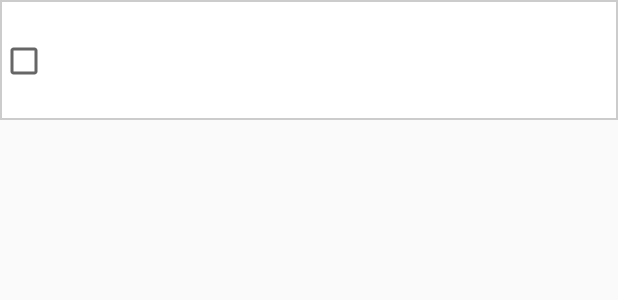
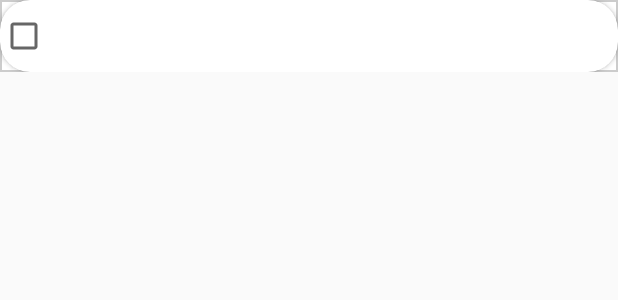
Before and after one commit to edko0831/android, an Android app: the layout list_item.xml on its own in the app's theme, with its tools: preview values and no code run, on a phone screen of 412 x 824 dp. Shown: the top 300 px of the screen. Run offline under Robolectric (Android 15) with nearby library versions, the phone set to English and light mode, and no system bars.

Commit message:
commit - 11

```diff
--- a/app/src/main/res/layout/list_item.xml
+++ b/app/src/main/res/layout/list_item.xml
@@ -1,9 +1,22 @@
 <?xml version="1.0" encoding="utf-8"?>
 <LinearLayout xmlns:android="http://schemas.android.com/apk/res/android"
+    xmlns:app="http://schemas.android.com/apk/res-auto"
+    xmlns:card_view="http://schemas.android.com/tools"
     android:id="@+id/linearLayout"
     android:layout_width="match_parent"
-    android:layout_height="?android:attr/listPreferredItemHeightLarge"
+    android:layout_height="wrap_content"
     android:background="@drawable/border">
+
+    <androidx.cardview.widget.CardView
+        android:layout_width="match_parent"
+        android:layout_height="wrap_content"
+        app:cardCornerRadius="20dp">
+
+
+        <LinearLayout
+            android:layout_width="match_parent"
+            android:layout_height="wrap_content"
+            android:orientation="horizontal">
 
             <CheckBox
                 android:id="@+id/checkBox"
@@ -26,16 +39,20 @@
                 android:layout_height="match_parent"
                 android:layout_centerVertical="true"
                 android:layout_marginEnd="@dimen/activity_horizontal_margin"
-        android:contentDescription="Icon"
-        android:layout_toEndOf="@id/checkBox"/>
+                android:layout_toEndOf="@id/checkBox"
+                android:contentDescription="Icon" />
 
             <TextView
                 android:id="@+id/textView"
                 android:layout_width="match_parent"
                 android:layout_height="match_parent"
+                android:layout_marginEnd="@dimen/activity_horizontal_margin"
                 android:layout_toEndOf="@id/imageView"
                 android:gravity="center_vertical"
-        android:layout_marginEnd="@dimen/activity_horizontal_margin"
-        android:textSize="16sp"/>
+                android:textSize="16sp" />
 
         </LinearLayout>
+
+    </androidx.cardview.widget.CardView>
+
+</LinearLayout>
```
Also changed, not shown: app/build.gradle (+7 -3 lines), app/src/main/res/layout/toolbar.xml (added, +8 -0 lines), app/src/main/res/values/colors.xml (+9 -1 lines), app/src/main/res/values/dimens.xml (+16 -0 lines), app/src/main/res/values/styles.xml (+26 -0 lines), 1 other file. Lines whose indentation alone changed are shown as unchanged.
